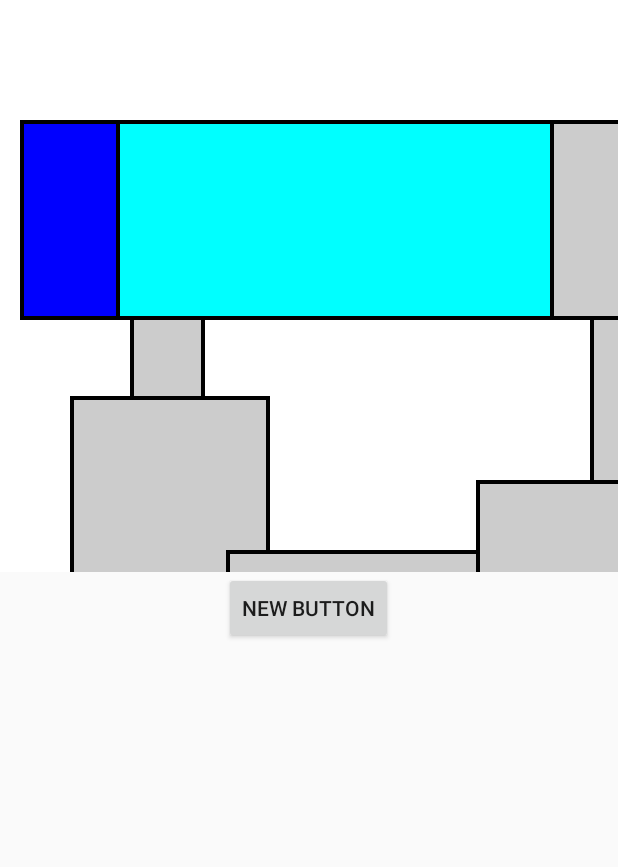
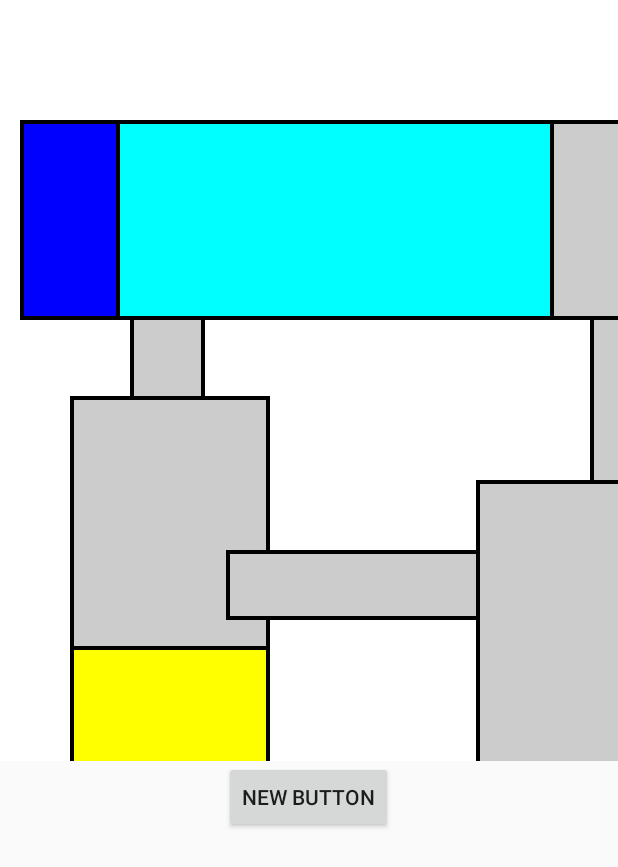
Before and after one commit to Miage-Paris-Ouest/m1c20152016-planinteractifbu, an Android app: the PlanActivity screen opened directly, with no data from a screen before it, on a phone screen of 412 x 824 dp. Shown: the top 867 px of the screen. Run offline under Robolectric (Android 15) with nearby library versions, the phone set to English and light mode, and no system bars.

Commit message:
Modification du layout qui contient le plan interactif.

```diff
--- a/app/src/main/res/layout/plan_interactif.xml
+++ b/app/src/main/res/layout/plan_interactif.xml
@@ -1,12 +1,14 @@
 <?xml version="1.0" encoding="utf-8"?>
 <LinearLayout xmlns:android="http://schemas.android.com/apk/res/android"
     android:orientation="vertical" android:layout_width="match_parent"
-    android:layout_height="match_parent">
+    android:layout_height="match_parent"
+    android:weightSum="1">
 
     <grp3.projet.miage.paris10.fr.m1c20152016_planinteractifbu.leplan.PlanView
         android:layout_width="wrap_content"
         android:layout_height="381dp"
-        android:id="@+id/plan_view" />
+        android:id="@+id/plan_view"
+        android:layout_weight="0.32" />
 
     <Button
         android:layout_width="wrap_content"
```
